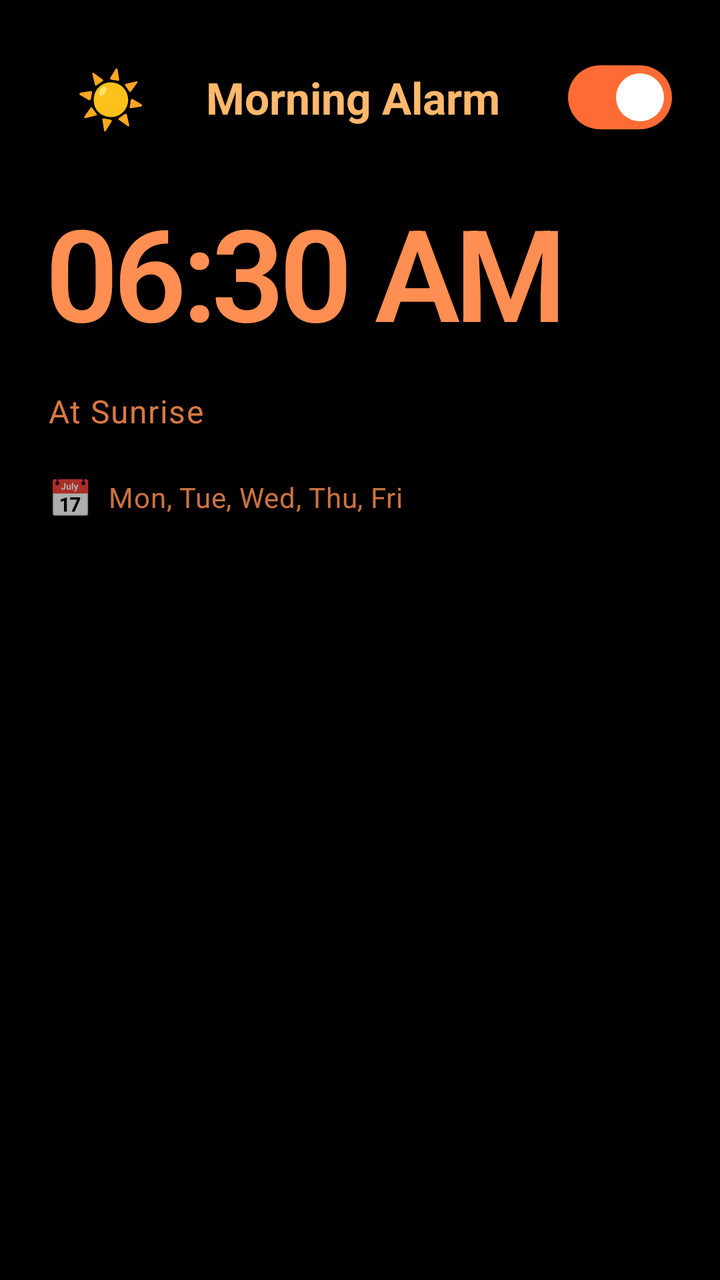
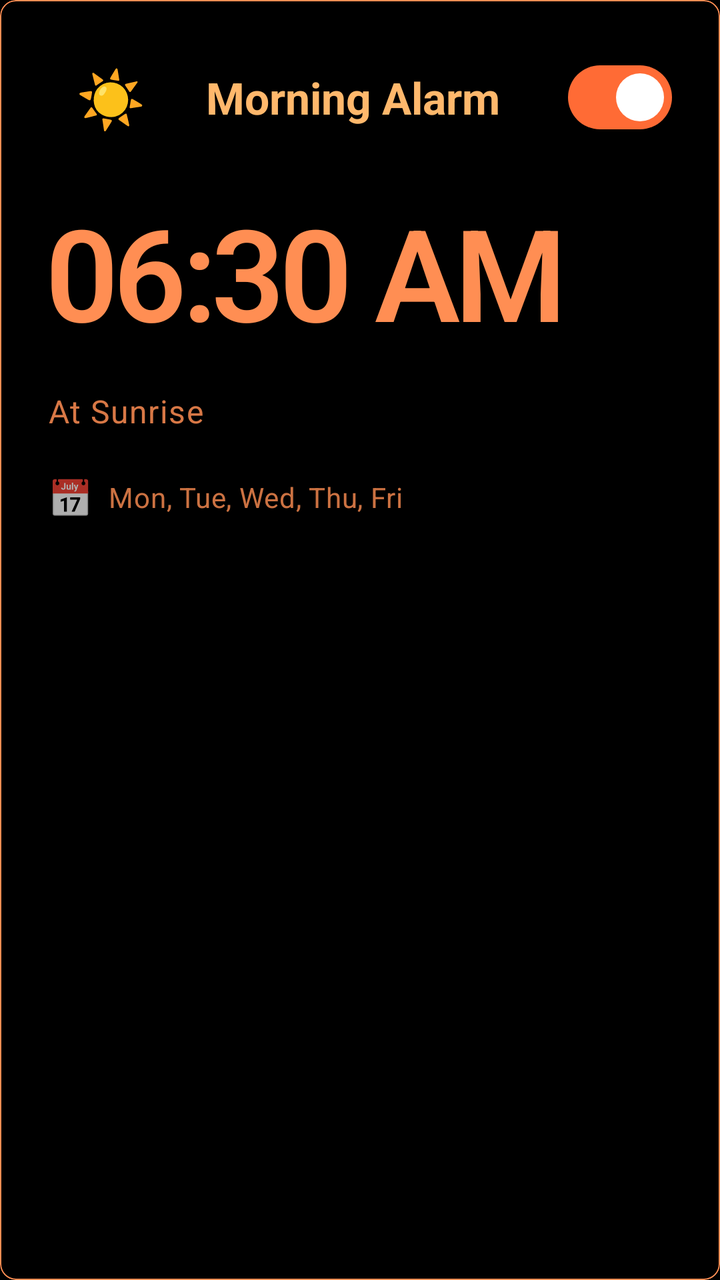

An Android layout rendered at two revisions. The XML below is the earlier revision; the diff shows what the commit changed to produce the second picture.
<!-- AndroidManifest.xml: application theme Theme.MyApplication -->
<!-- res/layout/alarm_item_improved.xml -->
<?xml version="1.0" encoding="utf-8"?>
<com.google.android.material.card.MaterialCardView
    xmlns:android="http://schemas.android.com/apk/res/android"
    xmlns:app="http://schemas.android.com/apk/res-auto"
    android:id="@+id/alarmCard"
    android:layout_width="match_parent"
    android:layout_height="wrap_content"
    android:layout_marginVertical="8dp"
    android:layout_marginHorizontal="16dp"
    app:cardBackgroundColor="@android:color/transparent"
    android:background="@drawable/card_background_elevated"
    app:cardCornerRadius="8dp"
    app:cardElevation="0dp"
    app:strokeWidth="0dp"
    android:clickable="true"
    android:focusable="true"
    app:rippleColor="@color/md_theme_dark_primary"
    android:stateListAnimator="@null">

    <LinearLayout
        android:layout_width="match_parent"
        android:layout_height="wrap_content"
        android:orientation="vertical"
        android:padding="@dimen/card_padding_xlarge">

        
        <LinearLayout
            android:layout_width="match_parent"
            android:layout_height="wrap_content"
            android:orientation="horizontal"
            android:gravity="center_vertical"
            android:layout_marginBottom="20dp">

            <LinearLayout
                android:layout_width="0dp"
                android:layout_height="wrap_content"
                android:layout_weight="1"
                android:orientation="horizontal"
                android:gravity="center_vertical">

                
                <com.google.android.material.card.MaterialCardView
                    android:id="@+id/modeBadge"
                    android:layout_width="wrap_content"
                    android:layout_height="wrap_content"
                    android:layout_marginEnd="16dp"
                    app:cardBackgroundColor="@android:color/transparent"
                    android:background="@drawable/badge_background"
                    app:cardCornerRadius="16dp"
                    app:cardElevation="0dp"
                    app:strokeWidth="0dp">

                    <TextView
                        android:id="@+id/modeBadgeText"
                        android:layout_width="wrap_content"
                        android:layout_height="wrap_content"
                        android:text="☀️"
                        android:textSize="28sp"
                        android:paddingHorizontal="14dp"
                        android:paddingVertical="6dp"/>

                </com.google.android.material.card.MaterialCardView>

                
                <TextView
                    android:id="@+id/textViewAlarmLabel"
                    android:layout_width="0dp"
                    android:layout_height="wrap_content"
                    android:layout_weight="1"
                    android:text="Morning Alarm"
                    android:textColor="@color/md_theme_dark_onSurface"
                    android:textAppearance="@style/TextAppearance.Material3.TitleLarge"
                    android:textStyle="bold"
                    android:maxLines="1"
                    android:ellipsize="end"/>

            </LinearLayout>

            
            <com.google.android.material.materialswitch.MaterialSwitch
                android:id="@+id/switchAlarmEnabled"
                android:layout_width="wrap_content"
                android:layout_height="wrap_content"
                android:checked="true"
                app:thumbTint="@color/md_theme_dark_onPrimaryContainer"
                app:trackTint="@color/md_theme_dark_primaryContainer"/>

        </LinearLayout>

        
        <TextView
            android:id="@+id/tvAlarmTime"
            android:layout_width="wrap_content"
            android:layout_height="wrap_content"
            android:text="06:30 AM"
            android:textColor="@color/md_theme_dark_primary"
            android:textSize="64sp"
            android:textStyle="bold"
            android:fontFamily="sans-serif-light"
            android:letterSpacing="-0.04"
            android:layout_marginBottom="16dp"/>

        
        <TextView
            android:id="@+id/tvModeDescription"
            android:layout_width="wrap_content"
            android:layout_height="wrap_content"
            android:text="At Sunrise"
            android:textAppearance="@style/TextAppearance.Material3.BodyLarge"
            android:textColor="@color/md_theme_dark_onSurfaceVariant"
            android:alpha="0.85"
            android:layout_marginBottom="20dp"/>

        
        <LinearLayout
            android:id="@+id/repeatDaysRow"
            android:layout_width="match_parent"
            android:layout_height="wrap_content"
            android:orientation="horizontal"
            android:gravity="center_vertical">

            <TextView
                android:layout_width="wrap_content"
                android:layout_height="wrap_content"
                android:text="📅"
                android:textSize="18sp"
                android:layout_marginEnd="8dp"
                android:alpha="0.7"/>

            <TextView
                android:id="@+id/tvRepeatDays"
                android:layout_width="0dp"
                android:layout_height="wrap_content"
                android:layout_weight="1"
                android:text="Mon, Tue, Wed, Thu, Fri"
                android:textAppearance="@style/TextAppearance.Material3.BodyMedium"
                android:textColor="@color/md_theme_dark_onSurfaceVariant"
                android:alpha="0.8"/>

        </LinearLayout>

    </LinearLayout>

</com.google.android.material.card.MaterialCardView>
<!-- resources referenced by this layout -->
<resources>
  <color name="md_theme_dark_onPrimaryContainer">#FFFFFF</color>
  <color name="md_theme_dark_onSurface">#FFB86C</color>
  <color name="md_theme_dark_onSurfaceVariant">#FF8E53</color>
  <color name="md_theme_dark_primary">#FF8E53</color>
  <color name="md_theme_dark_primaryContainer">#FF6B35</color>
  <dimen name="card_padding_xlarge">32dp</dimen>
  <!-- drawable badge_background (drawable) -->
  <?xml version="1.0" encoding="utf-8"?>
  <shape xmlns:android="http://schemas.android.com/apk/res/android"
      android:shape="rectangle">
      
      <solid android:color="@color/card_background_minimal"/>
      
      <stroke
          android:width="0.5dp"
          android:color="@color/sunrise" />
      <corners android:radius="4dp"/>
  </shape>
  <!-- drawable card_background_elevated (drawable) -->
  <?xml version="1.0" encoding="utf-8"?>
  <shape xmlns:android="http://schemas.android.com/apk/res/android"
      android:shape="rectangle">
      
      <solid android:color="@color/card_background_minimal"/>
      
      <stroke
          android:width="0.5dp"
          android:color="@color/card_border_minimal" />
      <corners android:radius="8dp"/>
  </shape>
  <style name="Theme.MyApplication" parent="Base.Theme.Rooster" />
  <color name="card_background_minimal">#000000</color>
  <color name="sunrise">#FF8E53</color>
  <color name="card_border_minimal">#FF8E53</color>
  <color name="md_theme_dark_onPrimary">#FFFFFF</color>
  <color name="md_theme_dark_secondary">#FFB86C</color>
  <color name="md_theme_dark_onSecondary">#1C0F0A</color>
  <color name="md_theme_dark_secondaryContainer">#FF8E53</color>
  <color name="md_theme_dark_onSecondaryContainer">#FFFFFF</color>
  <color name="md_theme_dark_tertiary">#FFD89C</color>
  <color name="md_theme_dark_onTertiary">#1C0F0A</color>
  <color name="md_theme_dark_tertiaryContainer">#FFB86C</color>
  <color name="md_theme_dark_onTertiaryContainer">#1C0F0A</color>
  <color name="md_theme_dark_error">#FFB4AB</color>
  <color name="md_theme_dark_onError">#690005</color>
  <color name="md_theme_dark_errorContainer">#93000A</color>
  <color name="md_theme_dark_onErrorContainer">#FFDAD6</color>
  <color name="md_theme_dark_surface">#000000</color>
  <color name="md_theme_dark_surfaceVariant">#0A0A0A</color>
  <color name="md_theme_dark_background">#000000</color>
  <color name="md_theme_dark_onBackground">#FFB86C</color>
  <color name="md_theme_dark_outline">#FF8E53</color>
  <color name="md_theme_dark_outlineVariant">#FFB86C</color>
  <style name="ShapeAppearance.Rooster.SmallComponent" parent="ShapeAppearance.Material3.SmallComponent">
          <item name="cornerFamily">rounded</item>
          <item name="cornerSize">4dp</item>
      </style>
  <style name="ShapeAppearance.Rooster.MediumComponent" parent="ShapeAppearance.Material3.MediumComponent">
          <item name="cornerFamily">rounded</item>
          <item name="cornerSize">6dp</item>
      </style>
  <style name="ShapeAppearance.Rooster.LargeComponent" parent="ShapeAppearance.Material3.LargeComponent">
          <item name="cornerFamily">rounded</item>
          <item name="cornerSize">8dp</item>
      </style>
  <!-- unchanged entries left out for length: 1 -->
</resources>

<!-- the commit's change to res/layout/alarm_item_improved.xml (unified diff, before → after) -->
@@ -6,12 +6,12 @@
     android:layout_width="match_parent"
     android:layout_height="wrap_content"
     android:layout_marginVertical="8dp"
-    android:layout_marginHorizontal="16dp"
-    app:cardBackgroundColor="@android:color/transparent"
-    android:background="@drawable/card_background_elevated"
+    android:layout_marginHorizontal="4dp"
+    app:cardBackgroundColor="@color/card_background_minimal"
     app:cardCornerRadius="8dp"
     app:cardElevation="0dp"
-    app:strokeWidth="0dp"
+    app:strokeWidth="0.5dp"
+    app:strokeColor="@color/card_border_minimal"
     android:clickable="true"
     android:focusable="true"
     app:rippleColor="@color/md_theme_dark_primary"
<!-- resource entries referenced after the edit -->
@@ -17,18 +17,6 @@
           android:width="0.5dp"
           android:color="@color/sunrise" />
       <corners android:radius="4dp"/>
-  </shape>
-  <!-- drawable card_background_elevated (drawable) -->
-  <?xml version="1.0" encoding="utf-8"?>
-  <shape xmlns:android="http://schemas.android.com/apk/res/android"
-      android:shape="rectangle">
-      
-      <solid android:color="@color/card_background_minimal"/>
-      
-      <stroke
-          android:width="0.5dp"
-          android:color="@color/card_border_minimal" />
-      <corners android:radius="8dp"/>
   </shape>
   <style name="Theme.MyApplication" parent="Base.Theme.Rooster" />
   <color name="card_background_minimal">#000000</color>
